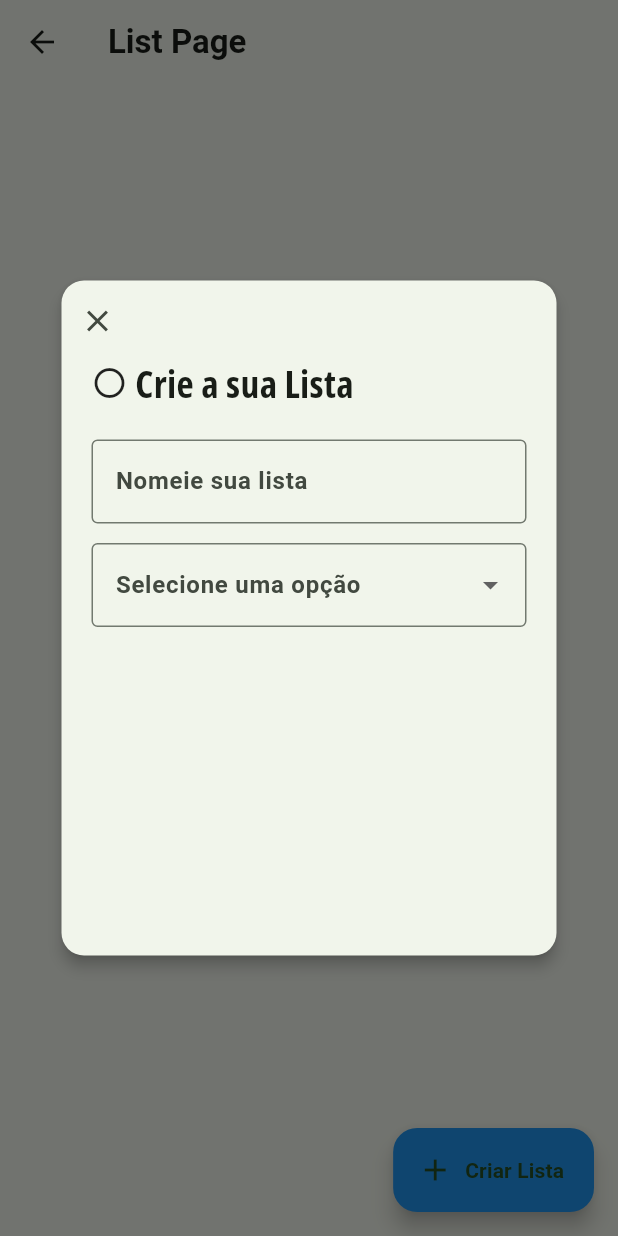
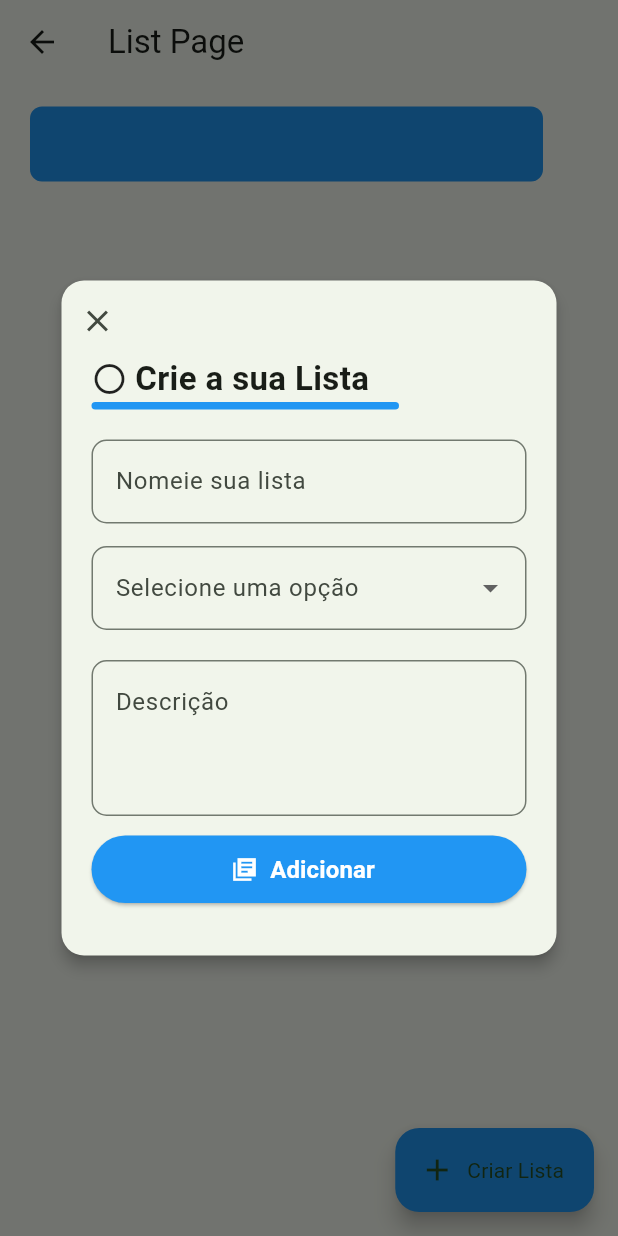
Before and after one commit to GabrielAdelino/Lista_compras, a Flutter app: the ListPage screen opened directly, after a tap on "Criar Lista", on a phone screen of 412 x 824 dp. Run offline on Flutter 3.47's test engine with Material 3 defaults, Android fonts, the phone set to English and light mode, and no system bars.

Commit message:
Apllying Container to the body

```diff
--- a/lib/pages/list_page.dart
+++ b/lib/pages/list_page.dart
@@ -7,7 +7,16 @@ class ListPage extends StatelessWidget {
       appBar: AppBar(
         title: Text('List Page'),
       ),
-      body: Center(
+      body: Container(
+        alignment: Alignment.topLeft,
+        padding: EdgeInsets.only(left: 20, top: 15, right: 50, bottom: 15),
+        child: Container(
+          height: 50,
+          decoration: BoxDecoration(
+          color: Colors.blue,
+          borderRadius: BorderRadius.circular(8),
+          ),
+        ),
       ),
       floatingActionButton: FloatingActionButton.extended(
         onPressed: () {
@@ -41,29 +50,41 @@ class ListPage extends StatelessWidget {
                               Text(
                                 'Crie a sua Lista',
                                   style: TextStyle(
-                                    fontFamily: 'Open Sans',
-                                    fontSize: 25,
+                                    fontFamily: 'Roboto',
+                                    fontSize: 22,
                                     fontWeight: FontWeight.bold,
                                   ),
                                 ),
                                 ],
                               ),
+                              Container(
+                                height: 5,
+                                width: 205,
+                                decoration: BoxDecoration(
+                                  color: Colors.blue,
+                                borderRadius: BorderRadius.circular(8),
+                                ),
+                              ),
                                 SizedBox(height: 20),
                                 TextFormField(
                                   //controller: _namelist,
-                                  decoration: const InputDecoration(
+                                  decoration: InputDecoration(
                                     labelText: 'Nomeie sua lista',
-                                         border: OutlineInputBorder(),
+                                         border: OutlineInputBorder(
+                                          borderRadius: BorderRadius.circular(10),
+                                         ),
                                   ),
                                 ),
 
-                                SizedBox(height: 13),
+                                SizedBox(height: 15),
 
                                   DropdownButtonFormField<String>(
                                     //value: _selectedOption,
                                      decoration: InputDecoration(
                                       labelText: 'Selecione uma opção',
-                                      border: OutlineInputBorder(),
+                                      border: OutlineInputBorder(
+                                         borderRadius: BorderRadius.circular(10),
+                                      ),
                                      ),
                                      items: [
                                        DropdownMenuItem(
@@ -86,6 +107,47 @@ class ListPage extends StatelessWidget {
                                      },
                                     ),
                                      SizedBox(height: 20),
+
+                                    TextFormField(
+                                      maxLines: 3,
+                                      decoration: InputDecoration(
+                                        labelText: 'Descrição',
+                                        alignLabelWithHint: true,
+                                         border: OutlineInputBorder(
+                                          borderRadius: BorderRadius.circular(10),
+                                         ),
+                                      ),
+                                    ),
+
+                                      SizedBox(height: 13),
+
+                                    SizedBox(
+                                    height: 45,
+                                    width: double.infinity,
+                                    child: ElevatedButton.icon(
+                                       onPressed: () {
+                                        //Ação de redirecionar
+                                       },
+                                       icon: Icon(
+                                        Icons.library_books_sharp,
+                                        color: Colors.white,
+                                        ),
+
+                                       label: Text(
+                                        'Adicionar',
+                                        style: TextStyle(
+                                          color: Colors.white,
+                                          fontSize: 16,
+                                          fontFamily: 'Roboto',
+                                          fontWeight: FontWeight.bold,
+                                        ),
+                                        ),
+
+                                       style: ElevatedButton.styleFrom(
+                                        backgroundColor: Colors.blue,
+                                       ),
+                                    ),
+                                  ),
                                 //Adicionar os novos inputs apartir daqui
                             ],
                           ),
--- a/pubspec.yaml
+++ b/pubspec.yaml
@@ -62,7 +62,7 @@ flutter:
   fonts:
     - family: Roboto
       fonts:
-        - asset: assets/fonts/Roboto-Regula.ttf
+        - asset: assets/fonts/Roboto-Regular.ttf
         - asset: assets/fonts/Roboto-Bold.ttf
           weight: 400
 
```
